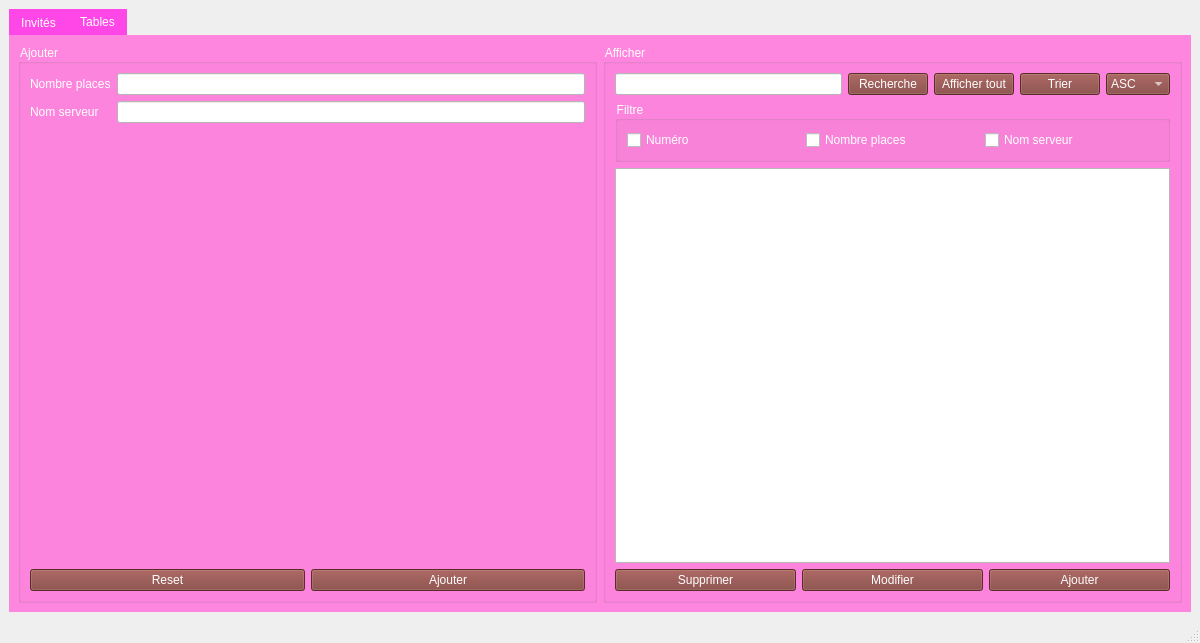
First picture: the form in Dhia/mainwindow.ui, repository dhiaabdelli1/Wedding_planner_2A1, before the edit.
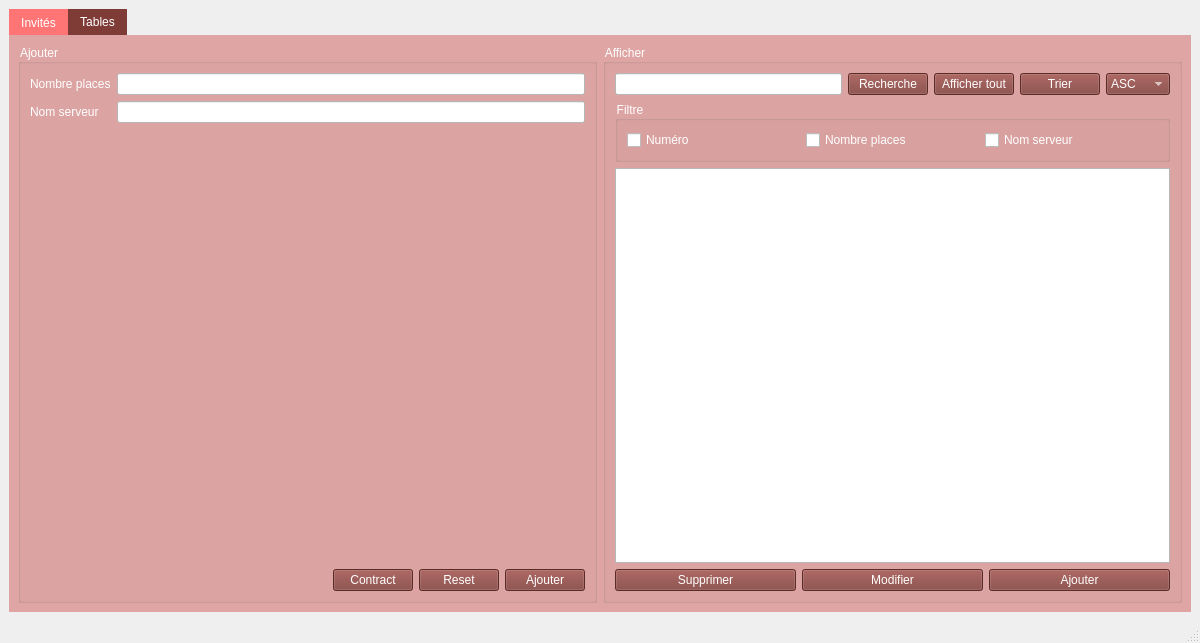
Second picture: the form after the edit. The open tabs and pages were chosen to show the change.

Patch:
```diff
--- a/Dhia/mainwindow.ui
+++ b/Dhia/mainwindow.ui
@@ -26,20 +26,20 @@
       <property name="styleSheet">
        <string notr="true">QTabWidget:pane {
 border:4px;
-background-color:rgb(255, 134, 223);
+background-color:#DEA5A4;
 
 
 }
 
 QTabBar::tab:selected {
 color:  rgb(255, 255, 255);
-background-color: rgb(255, 70, 230);
+background-color:rgb(127, 60, 55);
 font: 8pt &quot;Forte&quot;;
 }
 
 QTabBar::tab:!selected {
 color: rgb(255,255,255);
-background-color:  rgb(255, 70, 230);
+background-color:  rgb(255, 117, 117);
 font: 8pt &quot;Forte&quot;;
 
 }
@@ -937,6 +937,54 @@
              </item>
              <item>
               <layout class="QHBoxLayout" name="horizontalLayout_10">
+               <item>
+                <spacer name="horizontalSpacer_2">
+                 <property name="orientation">
+                  <enum>Qt::Horizontal</enum>
+                 </property>
+                 <property name="sizeHint" stdset="0">
+                  <size>
+                   <width>40</width>
+                   <height>20</height>
+                  </size>
+                 </property>
+                </spacer>
+               </item>
+               <item>
+                <widget class="QPushButton" name="pushButton_13">
+                 <property name="styleSheet">
+                  <string notr="true">QPushButton:!hover{
+background-color:rgb(127, 60, 55);
+
+
+}
+
+QPushButton:hover{
+background-color:rgb(107, 107, 107);
+
+
+}
+QPushButton:click{
+background-color:rgb(90, 90, 90);
+
+
+}
+
+
+QPushButton:hover{
+font: 8pt &quot;Forte&quot;;
+}
+
+QPushButton:!hover{
+font: 8pt &quot;Forte&quot;;
+}
+</string>
+                 </property>
+                 <property name="text">
+                  <string>Contract</string>
+                 </property>
+                </widget>
+               </item>
                <item>
                 <widget class="QPushButton" name="pushButton_4">
                  <property name="styleSheet">
```
Left out of the diff: 44 changed lines with no effect on the pictures.
